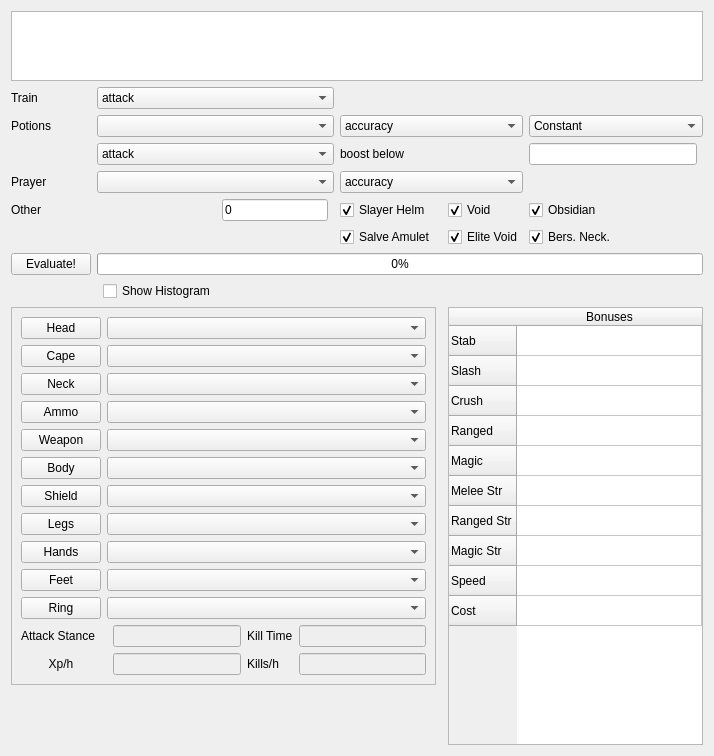
Above: osrsmath/apps/GUI/optimize/optimize_skeleton.ui from Palfore/OSRSmath before the change. Below: the same form after it.
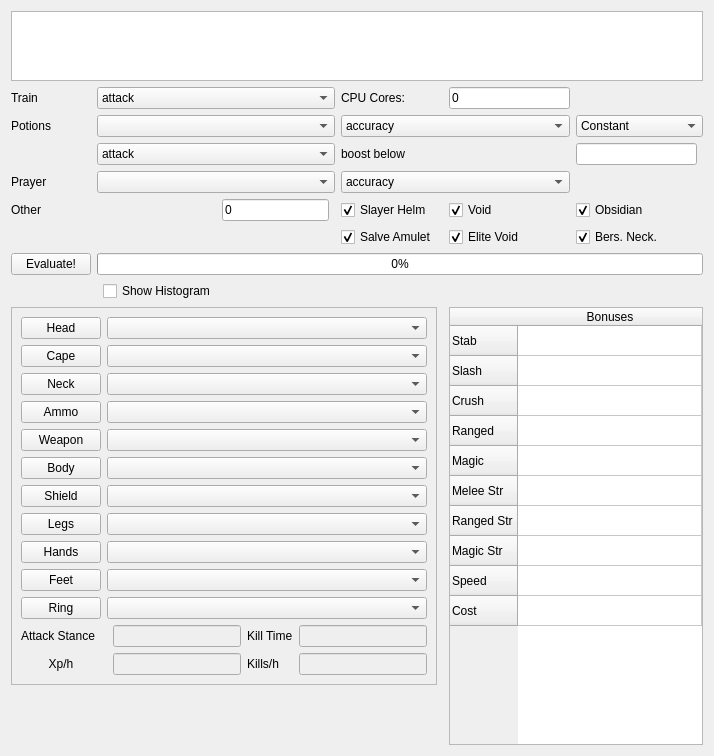
That is the form after the change.

```diff
--- a/osrsmath/apps/GUI/optimize/optimize_skeleton.ui
+++ b/osrsmath/apps/GUI/optimize/optimize_skeleton.ui
@@ -605,6 +605,23 @@
      </property>
     </widget>
    </item>
+   <item row="4" column="5">
+    <widget class="QLabel" name="label_11">
+     <property name="toolTip">
+      <string>Number of cores to use during calculations, high values might cause lag.</string>
+     </property>
+     <property name="text">
+      <string>CPU Cores:</string>
+     </property>
+    </widget>
+   </item>
+   <item row="4" column="7">
+    <widget class="QLineEdit" name="cpu_cores">
+     <property name="text">
+      <string>0</string>
+     </property>
+    </widget>
+   </item>
   </layout>
  </widget>
  <tabstops>
```
